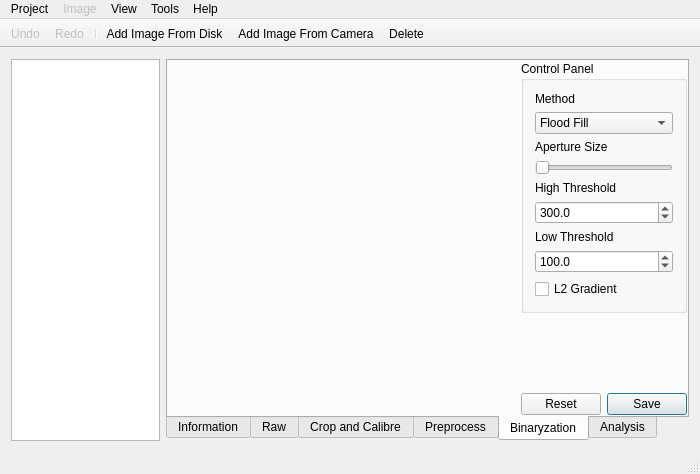
First picture: the form in gui/mainwindow.ui, repository librehat/caiga, before the edit.
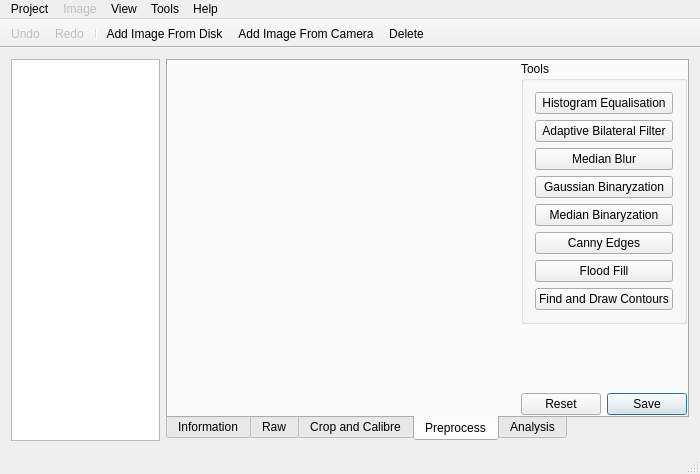
Second picture: the form after the edit. The open tabs and pages were chosen to show the change. Icons and pictures are not drawn. Custom widgets are drawn as their Qt base class.

Diff of the .ui file:
```diff
--- a/gui/mainwindow.ui
+++ b/gui/mainwindow.ui
@@ -324,10 +324,17 @@
              </property>
             </widget>
            </item>
+           <item>
+            <widget class="QPushButton" name="floodFillButton">
+             <property name="text">
+              <string>Flood Fill</string>
+             </property>
+            </widget>
+           </item>
            <item>
             <widget class="QPushButton" name="contoursButton">
              <property name="text">
-              <string>Find &amp; Draw Contours</string>
+              <string>Find and Draw Contours</string>
              </property>
             </widget>
            </item>
@@ -359,221 +366,6 @@
         </item>
        </layout>
       </widget>
-      <widget class="QWidget" name="binaryTab">
-       <attribute name="title">
-        <string>Binaryzation</string>
-       </attribute>
-       <layout class="QGridLayout" name="gridLayout_2">
-        <property name="leftMargin">
-         <number>0</number>
-        </property>
-        <property name="topMargin">
-         <number>0</number>
-        </property>
-        <property name="rightMargin">
-         <number>0</number>
-        </property>
-        <property name="bottomMargin">
-         <number>0</number>
-        </property>
-        <item row="0" column="2" alignment="Qt::AlignTop">
-         <widget class="QGroupBox" name="binaryGroupBox">
-          <property name="sizePolicy">
-           <sizepolicy hsizetype="Preferred" vsizetype="Expanding">
-            <horstretch>1</horstretch>
-            <verstretch>0</verstretch>
-           </sizepolicy>
-          </property>
-          <property name="title">
-           <string>Control Panel</string>
-          </property>
-          <layout class="QVBoxLayout" name="verticalLayout">
-           <item>
-            <widget class="QLabel" name="binaryMethodLabel">
-             <property name="sizePolicy">
-              <sizepolicy hsizetype="Preferred" vsizetype="Fixed">
-               <horstretch>0</horstretch>
-               <verstretch>0</verstretch>
-              </sizepolicy>
-             </property>
-             <property name="text">
-              <string>Method</string>
-             </property>
-            </widget>
-           </item>
-           <item>
-            <widget class="QComboBox" name="binaryMethodComboBox">
-             <property name="currentIndex">
-              <number>0</number>
-             </property>
-             <item>
-              <property name="text">
-               <string>Flood Fill</string>
-              </property>
-             </item>
-            </widget>
-           </item>
-           <item>
-            <widget class="QLabel" name="sizeLabel">
-             <property name="sizePolicy">
-              <sizepolicy hsizetype="Preferred" vsizetype="Fixed">
-               <horstretch>0</horstretch>
-               <verstretch>0</verstretch>
-              </sizepolicy>
-             </property>
-             <property name="text">
-              <string>Aperture Size</string>
-             </property>
-            </widget>
-           </item>
-           <item>
-            <widget class="QSlider" name="sizeSlider">
-             <property name="sizePolicy">
-              <sizepolicy hsizetype="Preferred" vsizetype="Fixed">
-               <horstretch>0</horstretch>
-               <verstretch>0</verstretch>
-              </sizepolicy>
-             </property>
-             <property name="minimum">
-              <number>2</number>
-             </property>
-             <property name="maximum">
-              <number>999</number>
-             </property>
-             <property name="singleStep">
-              <number>1</number>
-             </property>
-             <property name="pageStep">
-              <number>1</number>
-             </property>
-             <property name="value">
-              <number>2</number>
-             </property>
-             <property name="orientation">
-              <enum>Qt::Horizontal</enum>
-             </property>
-            </widget>
-           </item>
-           <item>
-            <widget class="QLabel" name="highLabel">
-             <property name="sizePolicy">
-              <sizepolicy hsizetype="Preferred" vsizetype="Fixed">
-               <horstretch>0</horstretch>
-               <verstretch>0</verstretch>
-              </sizepolicy>
-             </property>
-             <property name="text">
-              <string>High Threshold</string>
-             </property>
-            </widget>
-           </item>
-           <item>
-            <widget class="QDoubleSpinBox" name="highDoubleSpinBox">
-             <property name="sizePolicy">
-              <sizepolicy hsizetype="Preferred" vsizetype="Fixed">
-               <horstretch>0</horstretch>
-               <verstretch>0</verstretch>
-              </sizepolicy>
-             </property>
-             <property name="decimals">
-              <number>1</number>
-             </property>
-             <property name="minimum">
-              <double>-999.000000000000000</double>
-             </property>
-             <property name="maximum">
-              <double>999.000000000000000</double>
-             </property>
-             <property name="singleStep">
-              <double>5.000000000000000</double>
-             </property>
-             <property name="value">
-              <double>300.000000000000000</double>
-             </property>
-            </widget>
-           </item>
-           <item>
-            <widget class="QLabel" name="lowLabel">
-             <property name="sizePolicy">
-              <sizepolicy hsizetype="Preferred" vsizetype="Fixed">
-               <horstretch>0</horstretch>
-               <verstretch>0</verstretch>
-              </sizepolicy>
-             </property>
-             <property name="text">
-              <string>Low Threshold</string>
-             </property>
-            </widget>
-           </item>
-           <item>
-            <widget class="QDoubleSpinBox" name="lowDoubleSpinBox">
-             <property name="sizePolicy">
-              <sizepolicy hsizetype="Preferred" vsizetype="Fixed">
-               <horstretch>0</horstretch>
-               <verstretch>0</verstretch>
-              </sizepolicy>
-             </property>
-             <property name="decimals">
-              <number>1</number>
-             </property>
-             <property name="minimum">
-              <double>0.000000000000000</double>
-             </property>
-             <property name="maximum">
-              <double>300.000000000000000</double>
-             </property>
-             <property name="singleStep">
-              <double>5.000000000000000</double>
-             </property>
-             <property name="value">
-              <double>100.000000000000000</double>
-             </property>
-            </widget>
-           </item>
-           <item>
-            <widget class="QCheckBox" name="binaryCheckBox">
-             <property name="sizePolicy">
-              <sizepolicy hsizetype="Preferred" vsizetype="Fixed">
-               <horstretch>0</horstretch>
-               <verstretch>0</verstretch>
-              </sizepolicy>
-             </property>
-             <property name="toolTip">
-              <string>Whether a more accurate L2 norm should be used.</string>
-             </property>
-             <property name="text">
-              <string>L2 Gradient</string>
-             </property>
-            </widget>
-           </item>
-          </layout>
-         </widget>
-        </item>
-        <item row="1" column="2" alignment="Qt::AlignBottom">
-         <widget class="QDialogButtonBox" name="binaryButtonBox">
-          <property name="sizePolicy">
-           <sizepolicy hsizetype="Preferred" vsizetype="Fixed">
-            <horstretch>1</horstretch>
-            <verstretch>0</verstretch>
-           </sizepolicy>
-          </property>
-          <property name="standardButtons">
-           <set>QDialogButtonBox::Reset|QDialogButtonBox::Save</set>
-          </property>
-         </widget>
-        </item>
-        <item row="0" column="0" rowspan="2">
-         <widget class="QImageInteractiveDrawer" name="binaryInterDrawer" native="true">
-          <property name="sizePolicy">
-           <sizepolicy hsizetype="Expanding" vsizetype="Preferred">
-            <horstretch>3</horstretch>
-            <verstretch>0</verstretch>
-           </sizepolicy>
-          </property>
-         </widget>
-        </item>
-       </layout>
-      </widget>
       <widget class="QWidget" name="analysisTab">
        <attribute name="title">
         <string>Analysis</string>
```
Left out of the diff: 61 changed lines with no effect on the pictures.
